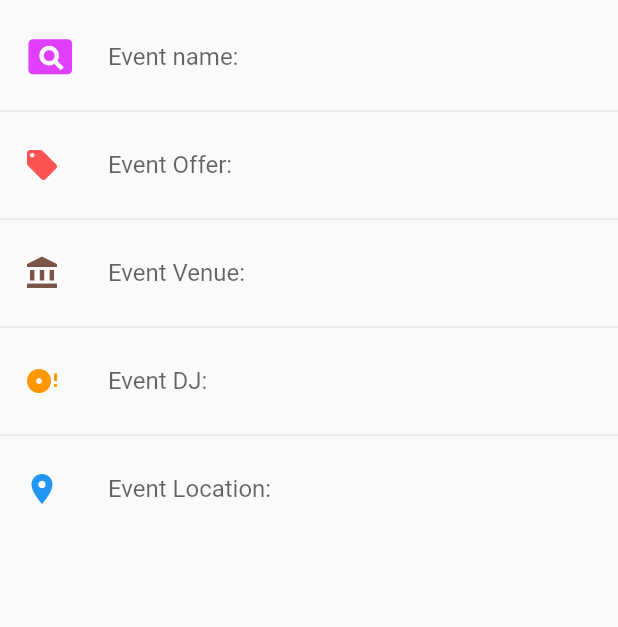
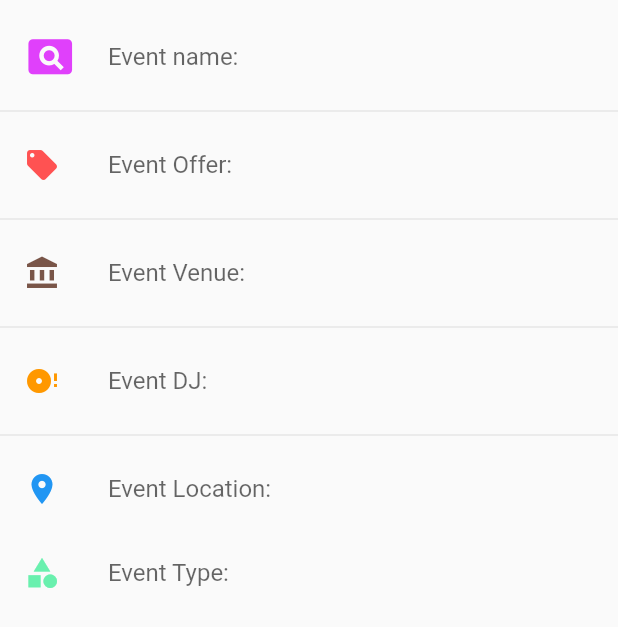
Before and after one commit to km00776/Stagpus, a Flutter app: the screen it shows after launch, on a phone screen of 412 x 824 dp. Shown: the top 627 px of the screen. Run offline on Flutter 3.47's test engine with Material 2 defaults, Android fonts, the phone set to English and light mode, and no system bars; our stand-ins replace cached_network_image, cloud_firestore, curved_navigation_bar, firebase_auth, firebase_storage, flutter_svg and 7 more; missing offline and left inert: animator, cloud_firestore_web, firebase_auth_web, firebase_core_web, geoflutterfire, location_web and 1 more; accounts and stored records are empty; project files that could hold a hidden picture were left out.

```diff
--- a/lib/Events/EventsView/add_events.dart
+++ b/lib/Events/EventsView/add_events.dart
@@ -29,6 +29,8 @@ class _EventFormState extends State<EventForm>
   TextEditingController eventOfferController = new TextEditingController();
   TextEditingController eventDJController = new TextEditingController();
   TextEditingController eventLocationController = new TextEditingController();
+  TextEditingController eventType = new TextEditingController();
+  TextEditingController eventDate = new TextEditingController();
 
   @override
   Widget build(BuildContext context) {
@@ -102,9 +104,18 @@ class _EventFormState extends State<EventForm>
             title: Container(
                 width: 250.0,
                 child: TextField(
-                    controller: eventDJController,
+                    controller: eventLocationController,
                     decoration: InputDecoration(
                         hintText: "Event Location:",
+                        border: InputBorder.none)))),
+        ListTile(
+            leading: Icon(Icons.category, color: Colors.greenAccent),
+            title: Container(
+                width: 250.0,
+                child: TextField(
+                    controller: eventType,
+                    decoration: InputDecoration(
+                        hintText: "Event Type:",
                         border: InputBorder.none))))
       ],
     ));
```
Also changed, not shown: 1 other file.
